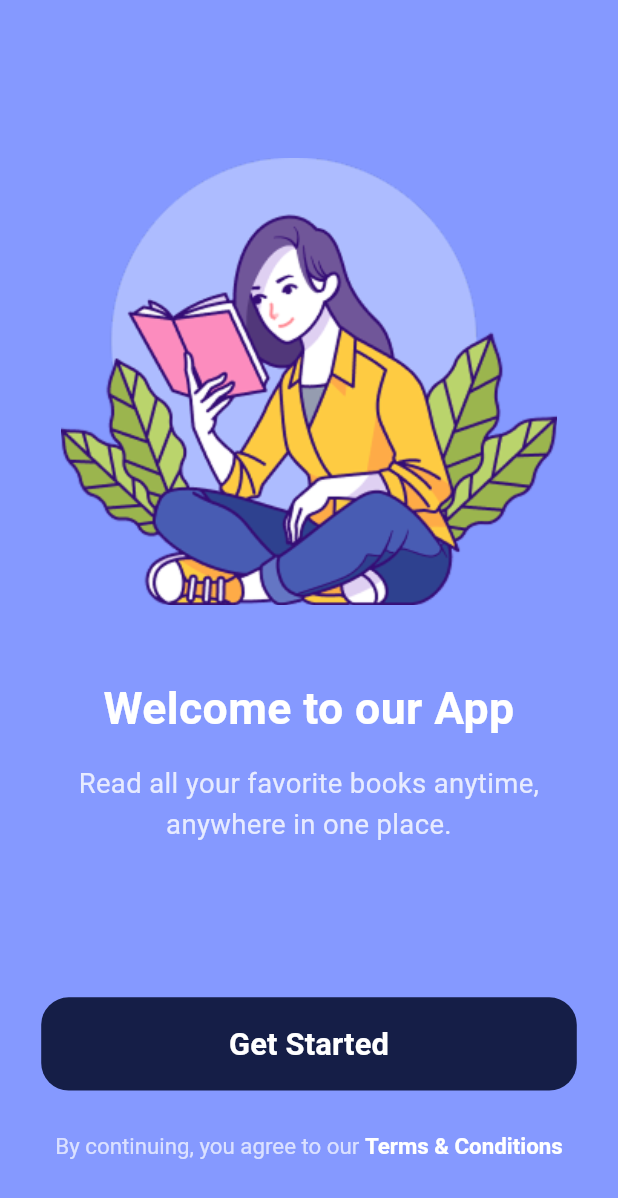
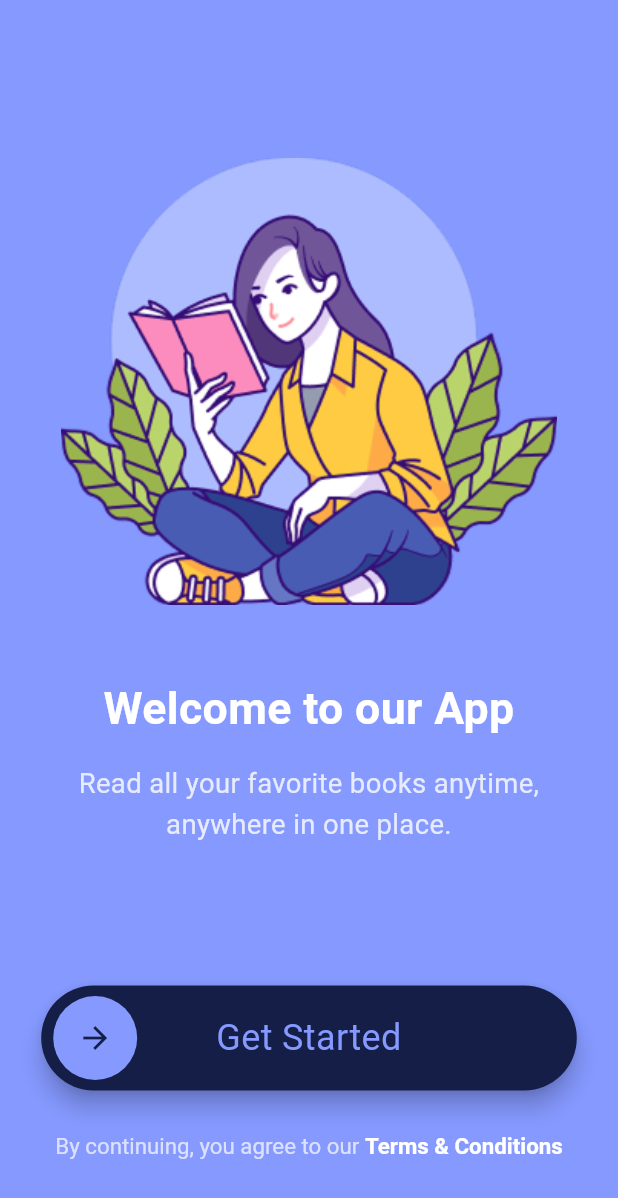
Before and after one commit to 3sem3bdallah/Book-Store, a Flutter app: the screen it shows after launch, on a phone screen of 412 x 824 dp. Shown: the top 1198 px of the screen. Run offline on Flutter 3.47's test engine with Material 3 defaults, Android fonts, the phone set to English and light mode, and no system bars; drawn by our look-alikes of slide_to_act; our stand-ins replace flutter_screenutil, font_awesome_flutter.

```diff
--- a/lib/presentation/widgets/custom_book_image.dart
+++ b/lib/features/book_details/presentation/widgets/custom_book_image.dart
@@ -7,7 +7,7 @@ class CustomBookImage extends StatelessWidget {
   @override
   Widget build(BuildContext context) {
     return Container(
-      height: 260.h,
+      height: 240.h,
       width: 180.w,
       decoration: BoxDecoration(
         borderRadius: BorderRadius.circular(16.r),
--- a/lib/presentation/widgets/best_seller_books.dart
+++ b/lib/features/home/presentation/widgets/best_seller_books.dart
@@ -1,8 +1,8 @@
 import 'package:book_store/core/constant/app_colors.dart';
 import 'package:book_store/core/helper/spacing.dart';
 import 'package:book_store/core/utils/router_transitions.dart';
-import 'package:book_store/presentation/screens/book_details_screen.dart';
-import 'package:book_store/presentation/widgets/book_rating.dart';
+import 'package:book_store/features/book_details/presentation/book_details_screen.dart';
+import 'package:book_store/core/widgets/book_rating.dart';
 import 'package:flutter/material.dart';
 import 'package:flutter_screenutil/flutter_screenutil.dart';
 
--- a/lib/presentation/screens/onboarding_screen.dart
+++ b/lib/features/onboarding/presentation/onboarding_screen.dart
@@ -2,9 +2,10 @@ import 'package:book_store/core/constant/app_colors.dart';
 import 'package:book_store/core/constant/app_img.dart';
 import 'package:book_store/core/helper/spacing.dart';
 import 'package:book_store/core/utils/router_transitions.dart';
-import 'package:book_store/presentation/screens/home_screen.dart';
+import 'package:book_store/features/home/presentation/home_screen.dart';
 import 'package:flutter/material.dart';
 import 'package:flutter_screenutil/flutter_screenutil.dart';
+import 'package:slide_to_act/slide_to_act.dart';
 
 class OnboardingScreen extends StatelessWidget {
   const OnboardingScreen({super.key});
@@ -50,32 +51,17 @@ class OnboardingScreen extends StatelessWidget {
               const Spacer(),
 
               /// Get Started Button
-              SizedBox(
-                width: double.infinity,
-                height: 52.h,
-                child: ElevatedButton(
-                  style: ElevatedButton.styleFrom(
-                    backgroundColor: AppColors.primaryDark,
-                    shape: RoundedRectangleBorder(
-                      borderRadius: BorderRadius.circular(16.r),
-                    ),
-                    elevation: 0,
-                  ),
-                  onPressed: () {
-                    Navigator.push(
-                      context,
-                      RouterTransitions.buildScale(const HomeScreen()),
-                    );
-                  },
-                  child: Text(
-                    "Get Started",
-                    style: TextStyle(
-                      fontSize: 18.sp,
-                      fontWeight: FontWeight.w600,
-                      color: Colors.white,
-                    ),
-                  ),
-                ),
+              SlideAction(
+                text: "Get Started",
+                innerColor: AppColors.primary,
+                outerColor: AppColors.primaryDark,
+                onSubmit: () {
+                  Navigator.push(
+                    context,
+                    RouterTransitions.buildScale(const HomeScreen()),
+                  );
+                  return null;
+                },
               ),
 
               verticalSpace(24),
--- a/lib/main.dart
+++ b/lib/main.dart
@@ -1,4 +1,4 @@
-import 'package:book_store/presentation/screens/onboarding_screen.dart';
+import 'package:book_store/features/onboarding/presentation/onboarding_screen.dart';
 import 'package:flutter/material.dart';
 import 'package:flutter_screenutil/flutter_screenutil.dart';
 
--- a/pubspec.yaml
+++ b/pubspec.yaml
@@ -12,7 +12,7 @@ dependencies:
   cupertino_icons: ^1.0.8
   flutter:
     sdk: flutter
-  carousel_slider: ^5.1.2
+  slide_to_act: ^2.0.2
   flutter_screenutil: ^5.9.3
   font_awesome_flutter: ^10.12.0
 
```
Also changed, not shown: lib/features/book_details/presentation/book_details_screen.dart (added, +65 -0 lines), lib/features/home/presentation/home_screen.dart (renamed from lib/presentation/screens/home_screen.dart, +4 -4 lines), lib/presentation/screens/book_details_screen.dart (deleted, +0 -64 lines), lib/core/widgets/book_rating.dart (renamed from lib/presentation/widgets/book_rating.dart), lib/core/widgets/discovering_books.dart (renamed from lib/presentation/widgets/discovering_books.dart), lib/core/widgets/section_header.dart (renamed from lib/presentation/widgets/section_header.dart), lib/features/book_details/presentation/widgets/books_action.dart (renamed from lib/presentation/widgets/books_action.dart), lib/features/home/presentation/widgets/custom_app_bar.dart (renamed from lib/presentation/widgets/custom_app_bar.dart), pubspec.lock.
